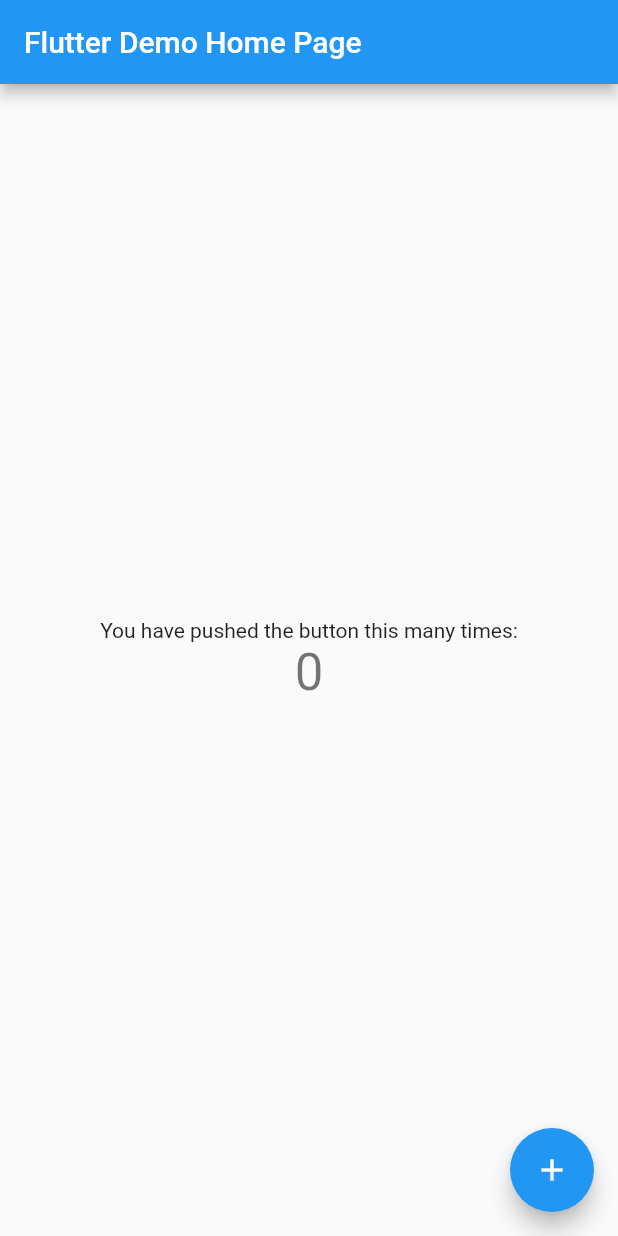
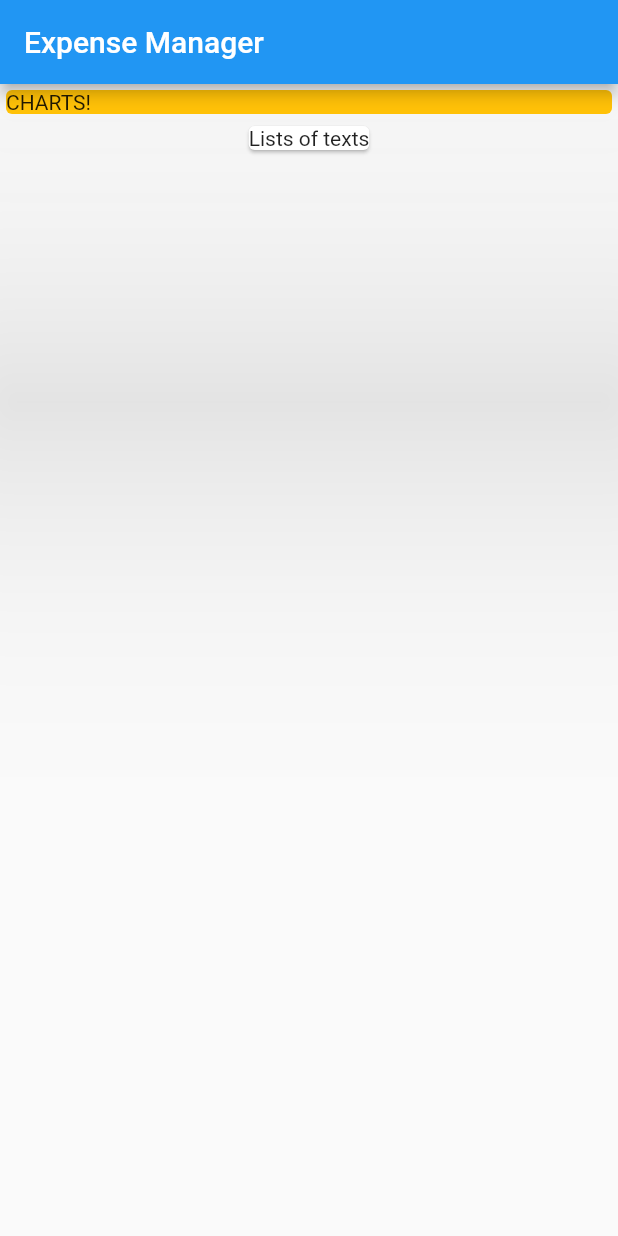
Before and after one commit to nagpalShaurya/Personal-Expense-Manager, a Flutter app: the screen it shows after launch, on a phone screen of 412 x 824 dp. Run offline on Flutter 3.47's test engine with Material 2 defaults, Android fonts, the phone set to English and light mode, and no system bars.

Commit message:
layout changes

```diff
--- a/lib/main.dart
+++ b/lib/main.dart
@@ -3,109 +3,46 @@ import 'package:flutter/material.dart';
 void main() => runApp(MyApp());
 
 class MyApp extends StatelessWidget {
-  // This widget is the root of your application.
   @override
   Widget build(BuildContext context) {
     return MaterialApp(
-      title: 'Flutter Demo',
-      theme: ThemeData(
-        // This is the theme of your application.
-        //
-        // Try running your application with "flutter run". You'll see the
-        // application has a blue toolbar. Then, without quitting the app, try
-        // changing the primarySwatch below to Colors.green and then invoke
-        // "hot reload" (press "r" in the console where you ran "flutter run",
-        // or simply save your changes to "hot reload" in a Flutter IDE).
-        // Notice that the counter didn't reset back to zero; the application
-        // is not restarted.
-        primarySwatch: Colors.blue,
-      ),
-      home: MyHomePage(title: 'Flutter Demo Home Page'),
+      title: 'Expense Manager',
+      home: MyHomePage(),
     );
   }
 }
 
-class MyHomePage extends StatefulWidget {
-  MyHomePage({Key key, this.title}) : super(key: key);
-
-  // This widget is the home page of your application. It is stateful, meaning
-  // that it has a State object (defined below) that contains fields that affect
-  // how it looks.
-
-  // This class is the configuration for the state. It holds the values (in this
-  // case the title) provided by the parent (in this case the App widget) and
-  // used by the build method of the State. Fields in a Widget subclass are
-  // always marked "final".
-
-  final String title;
-
-  @override
-  _MyHomePageState createState() => _MyHomePageState();
-}
-
-class _MyHomePageState extends State<MyHomePage> {
-  int _counter = 0;
-
-  void _incrementCounter() {
-    setState(() {
-      // This call to setState tells the Flutter framework that something has
-      // changed in this State, which causes it to rerun the build method below
-      // so that the display can reflect the updated values. If we changed
-      // _counter without calling setState(), then the build method would not be
-      // called again, and so nothing would appear to happen.
-      _counter++;
-    });
-  }
-
+class MyHomePage extends StatelessWidget {
   @override
   Widget build(BuildContext context) {
-    // This method is rerun every time setState is called, for instance as done
-    // by the _incrementCounter method above.
-    //
-    // The Flutter framework has been optimized to make rerunning build methods
-    // fast, so that you can just rebuild anything that needs updating rather
-    // than having to individually change instances of widgets.
     return Scaffold(
       appBar: AppBar(
-        // Here we take the value from the MyHomePage object that was created by
-        // the App.build method, and use it to set our appbar title.
-        title: Text(widget.title),
+        title: Text('Expense Manager'),
       ),
-      body: Center(
-        // Center is a layout widget. It takes a single child and positions it
-        // in the middle of the parent.
-        child: Column(
-          // Column is also a layout widget. It takes a list of children and
-          // arranges them vertically. By default, it sizes itself to fit its
-          // children horizontally, and tries to be as tall as its parent.
-          //
-          // Invoke "debug painting" (press "p" in the console, choose the
-          // "Toggle Debug Paint" action from the Flutter Inspector in Android
-          // Studio, or the "Toggle Debug Paint" command in Visual Studio Code)
-          // to see the wireframe for each widget.
-          //
-          // Column has various properties to control how it sizes itself and
-          // how it positions its children. Here we use mainAxisAlignment to
-          // center the children vertically; the main axis here is the vertical
-          // axis because Columns are vertical (the cross axis would be
-          // horizontal).
-          mainAxisAlignment: MainAxisAlignment.center,
-          children: <Widget>[
-            Text(
-              'You have pushed the button this many times:',
-            ),
-            Text(
-              '$_counter',
-              style: Theme.of(context).textTheme.display1,
-            ),
-          ],
+      body: Column(
+
+
+        children: <Widget> [
+        // Card(
+        //   child: Container(
+        //     color: Colors.amber,
+        //     width: double.infinity,        //method 1....
+        //     child: Text('Chart')),
+        //   elevation: 5,
+        // ),
+        Container(
+          width:double.infinity,
+          child: Card(
+            color: Colors.amber,
+            elevation:100,
+            child: Text('CHARTS!'),           //method 2 to do the same....
+          ),
         ),
+        Card(
+          child: Text('Lists of texts'),
+        )
+      ],
       ),
-      floatingActionButton: FloatingActionButton(
-        onPressed: _incrementCounter,
-        tooltip: 'Increment',
-        child: Icon(Icons.add),
-      ), // This trailing comma makes auto-formatting nicer for build methods.
     );
   }
 }
```
